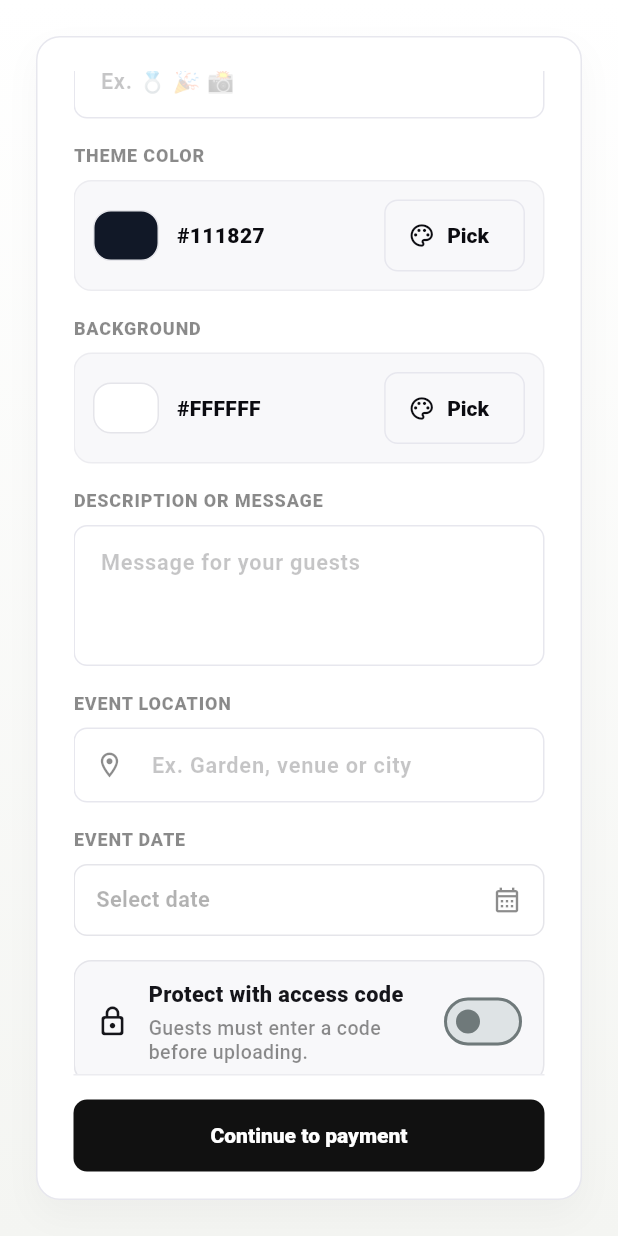
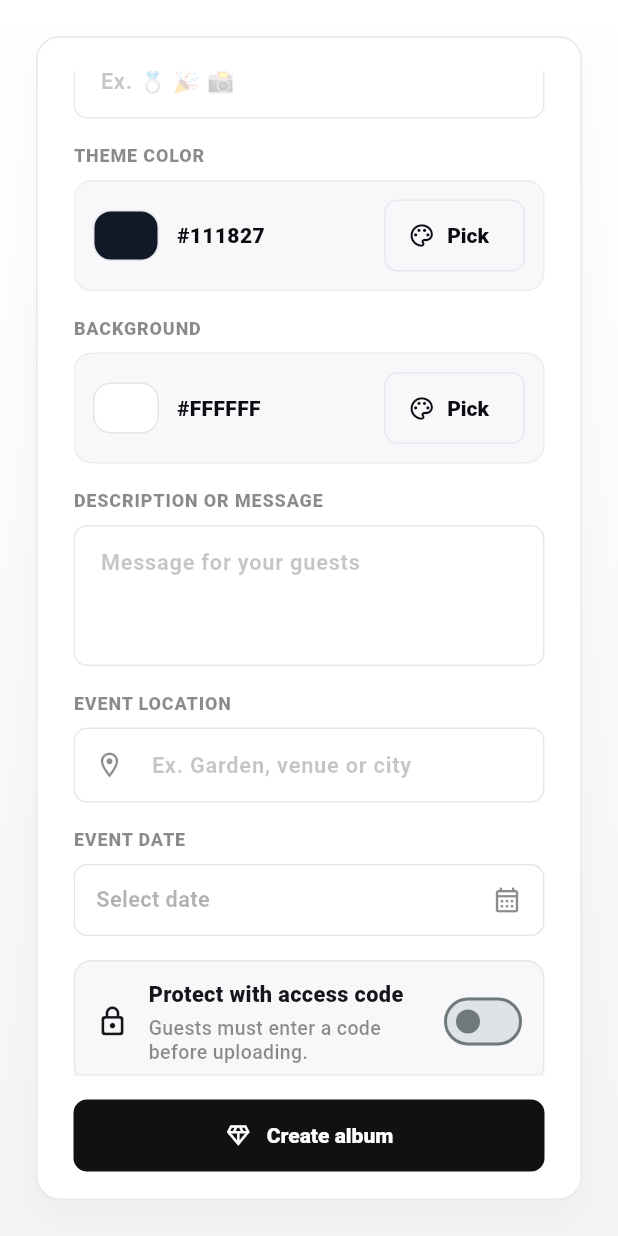
Before and after one commit to dnuno10/myphotoqr, a Flutter app: the CreateAlbumPage screen opened by its route, scrolled down 517 dp, on a phone screen of 412 x 824 dp. Run offline on Flutter 3.47's test engine with Material 3 defaults, Android fonts, the phone set to English and light mode, and no system bars; our stand-ins replace cached_network_image, chewie, file_picker, go_router, pin_code_fields, qr_flutter and 4 more; missing offline and left inert: dart:html, dart:js_util; accounts and stored records are empty; Roboto replaces fonts that are missing (Arial).

Commit message:
update last changes

```diff
--- a/lib/core/app_router.dart
+++ b/lib/core/app_router.dart
@@ -41,6 +41,11 @@ class AppRouter {
 
       // Estas rutas deben poder abrir sin que el redirect las mande al login/dashboard.
       if (isPublicAlbum || isSlideshow || isPaymentSuccess) {
+        return null;
+      }
+
+      // `/create` debe conservar la URL incluso si requiere autenticación.
+      if (session == null && isCreate) {
         return null;
       }
 
--- a/lib/features/albums/create_album_page.dart
+++ b/lib/features/albums/create_album_page.dart
@@ -28,10 +28,12 @@ class _CreateAlbumPageState extends State<CreateAlbumPage> {
   final _codeCtrl = TextEditingController();
   final _eventTypeLabelCtrl = TextEditingController();
   final _themeEmojiCtrl = TextEditingController();
-  ColorFillValue _themeColorFill =
-      const ColorFillValue.solid(Color(0xFF111827));
-  ColorFillValue _themeBackgroundFill =
-      const ColorFillValue.solid(Color(0xFFFFFFFF));
+  ColorFillValue _themeColorFill = const ColorFillValue.solid(
+    Color(0xFF111827),
+  );
+  ColorFillValue _themeBackgroundFill = const ColorFillValue.solid(
+    Color(0xFFFFFFFF),
+  );
 
   String _eventType = 'wedding';
   DateTime? _eventDate;
@@ -431,7 +433,8 @@ class _CreateAlbumCard extends StatelessWidget {
                 ),
               ),
               child: _PrimaryButton(
-                text: 'Continue to payment',
+                text: 'Create album',
+                icon: Icons.diamond_outlined,
                 loading: loading,
                 onPressed: onCreate,
               ),
@@ -763,11 +766,13 @@ class _BackButton extends StatelessWidget {
 class _PrimaryButton extends StatelessWidget {
   const _PrimaryButton({
     required this.text,
+    this.icon,
     required this.loading,
     required this.onPressed,
   });
 
   final String text;
+  final IconData? icon;
   final bool loading;
   final VoidCallback onPressed;
 
@@ -787,7 +792,17 @@ class _PrimaryButton extends StatelessWidget {
                   color: Colors.white,
                 ),
               )
-            : Text(text),
+            : Row(
+                mainAxisAlignment: MainAxisAlignment.center,
+                mainAxisSize: MainAxisSize.min,
+                children: [
+                  if (icon != null) ...[
+                    Icon(icon, size: 18),
+                    const SizedBox(width: 10),
+                  ],
+                  Text(text),
+                ],
+              ),
       ),
     );
   }
```
